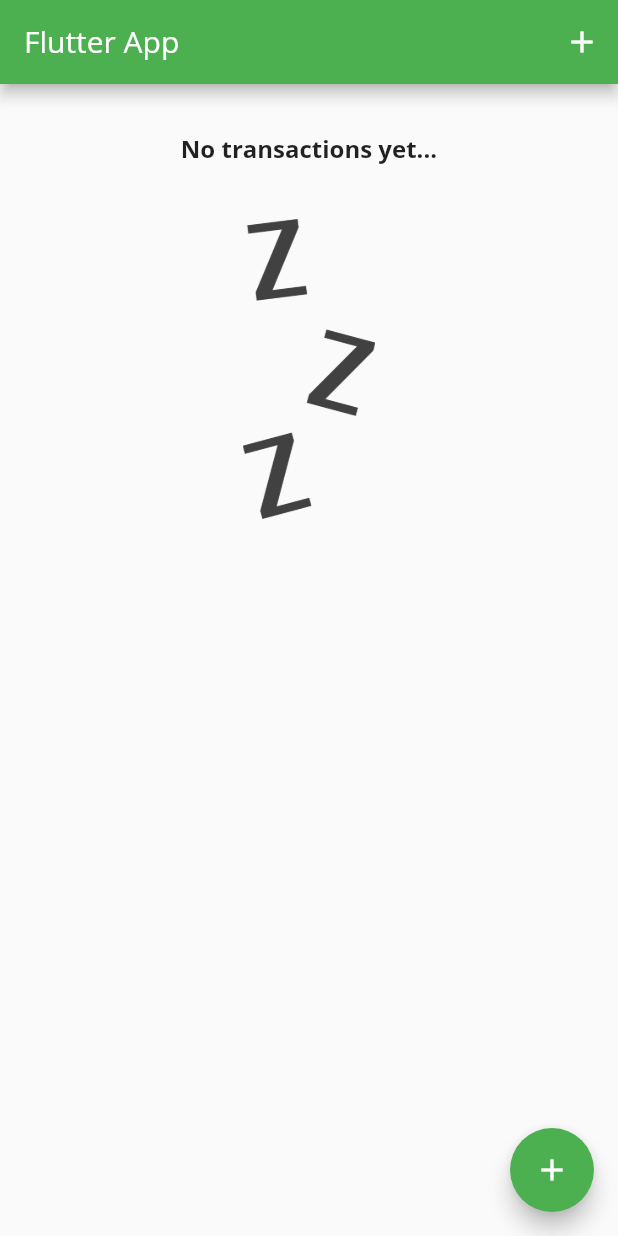
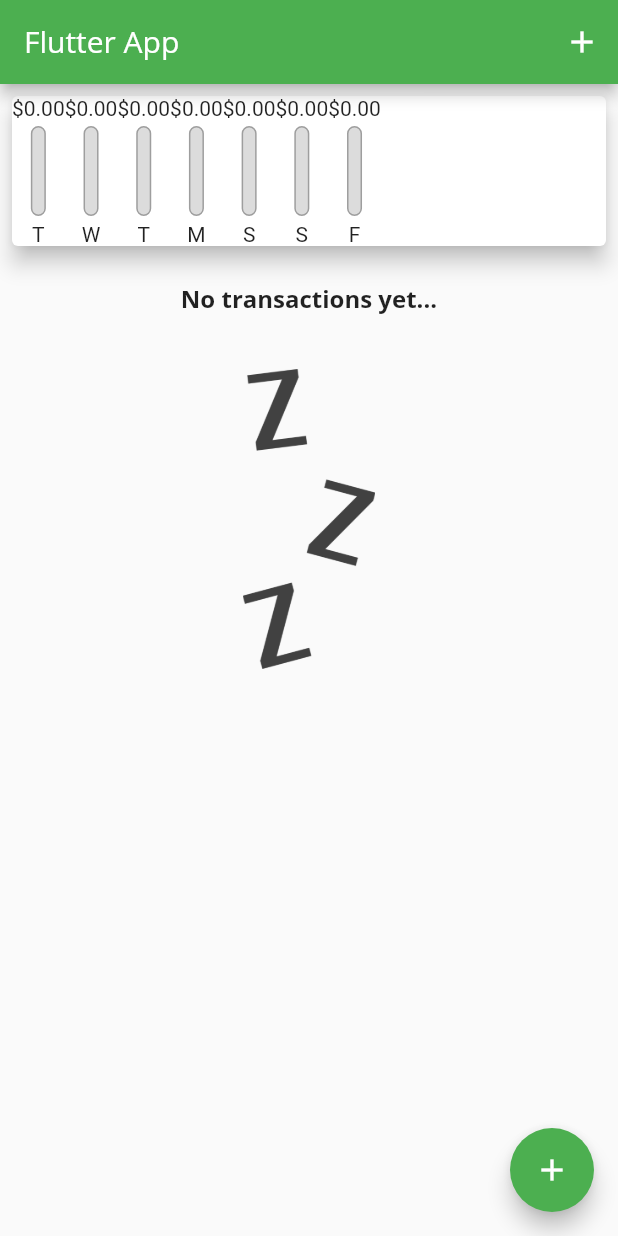
Before and after one commit to Matheus-IT/expenses_planner, a Flutter app: the screen it shows after launch, on a phone screen of 412 x 824 dp. Run offline on Flutter 3.47's test engine with Material 2 defaults, Android fonts, the phone set to English and light mode, and no system bars.

Commit message:
Base for chart with bars

```diff
--- a/lib/components/card.dart
+++ /dev/null
@@ -1,40 +0,0 @@
-import 'package:expenses_planner/models/transaction_model.dart';
-import 'package:flutter/material.dart';
-import 'package:intl/intl.dart';
-
-class CustomCard extends StatelessWidget {
-  final List<TransactionModel> recentTransactions;
-
-  List<Map<String, Object>> get groupedTransactionValues {
-    const daysOfWeek = 7;
-    return List.generate(daysOfWeek, (index) {
-      final weekDay = DateTime.now().subtract(Duration(days: index));
-      final dayShortVersion = DateFormat.E(weekDay);
-
-      double totalSum = 0.0;
-
-      for (int i = 0; i < recentTransactions.length; i++) {
-        if (recentTransactions[i].date.day == weekDay.day &&
-            recentTransactions[i].date.month == weekDay.month &&
-            recentTransactions[i].date.year == weekDay.year) {
-          totalSum += recentTransactions[i].amount;
-        }
-      }
-
-      return {'day': dayShortVersion, 'amount': totalSum};
-    });
-  }
-
-  const CustomCard({required this.recentTransactions, super.key});
-
-  @override
-  Widget build(BuildContext context) {
-    return Card(
-      elevation: 6,
-      margin: EdgeInsets.all(8),
-      child: Row(
-        children: [],
-      ),
-    );
-  }
-}
--- /dev/null
+++ b/lib/components/chart.dart
@@ -0,0 +1,63 @@
+import 'package:expenses_planner/components/chart_bar.dart';
+import 'package:expenses_planner/models/transaction_model.dart';
+import 'package:flutter/material.dart';
+import 'package:intl/intl.dart';
+
+class Chart extends StatelessWidget {
+  final List<TransactionModel> recentTransactions;
+
+  const Chart({required this.recentTransactions, super.key});
+
+  List<Map<String, Object>> get groupedTransactionValues {
+    const daysOfWeek = 7;
+    return List.generate(daysOfWeek, (index) {
+      final weekDay = DateTime.now().subtract(Duration(days: index));
+      final dayShortVersion = DateFormat.E().format(weekDay).substring(0, 1);
+
+      double totalSum = 0.0;
+
+      for (int i = 0; i < recentTransactions.length; i++) {
+        if (recentTransactions[i].date.day == weekDay.day &&
+            recentTransactions[i].date.month == weekDay.month &&
+            recentTransactions[i].date.year == weekDay.year) {
+          totalSum += recentTransactions[i].amount;
+        }
+      }
+
+      return {'day': dayShortVersion, 'amount': totalSum};
+    });
+  }
+
+  double get totalSpending {
+    return groupedTransactionValues.fold<double>(0.0, (accumulator, item) {
+      return accumulator + (item['amount'] as double);
+    });
+  }
+
+  double calcSpendingPercentageOfTotal(double amount) {
+    if (totalSpending == 0) {
+      return 0;
+    }
+    return amount / totalSpending;
+  }
+
+  @override
+  Widget build(BuildContext context) {
+    return Card(
+      elevation: 6,
+      margin: const EdgeInsets.all(8),
+      child: Row(
+        children: groupedTransactionValues
+            .map(
+              (transactionData) => ChartBar(
+                label: transactionData['day'] as String,
+                spendingAmount: transactionData['amount'] as double,
+                spendingPercentageOfTotal: calcSpendingPercentageOfTotal(
+                    transactionData['amount'] as double),
+              ),
+            )
+            .toList(),
+      ),
+    );
+  }
+}
--- /dev/null
+++ b/lib/components/chart_bar.dart
@@ -0,0 +1,52 @@
+import 'package:flutter/material.dart';
+
+class ChartBar extends StatelessWidget {
+  final String label;
+  final double spendingAmount;
+  final double spendingPercentageOfTotal;
+
+  const ChartBar({
+    required this.label,
+    required this.spendingAmount,
+    required this.spendingPercentageOfTotal,
+    super.key,
+  });
+
+  @override
+  Widget build(BuildContext context) {
+    return Column(
+      children: [
+        Text('\$${spendingAmount.toStringAsFixed(2)}'),
+        const SizedBox(
+          height: 4,
+        ),
+        SizedBox(
+          height: 60,
+          width: 10,
+          child: Stack(
+            children: [
+              Container(
+                decoration: BoxDecoration(
+                  border: Border.all(color: Colors.grey, width: 1),
+                  color: const Color.fromRGBO(220, 220, 220, 1),
+                  borderRadius: BorderRadius.circular(10),
+                ),
+              ),
+              FractionallySizedBox(
+                heightFactor: spendingPercentageOfTotal,
+                child: Container(
+                    decoration: BoxDecoration(
+                        color: Theme.of(context).primaryColor,
+                        borderRadius: BorderRadius.circular(8))),
+              )
+            ],
+          ),
+        ),
+        const SizedBox(
+          height: 4,
+        ),
+        Text(label)
+      ],
+    );
+  }
+}
--- a/lib/pages/home_page.dart
+++ b/lib/pages/home_page.dart
@@ -1,10 +1,9 @@
-import 'package:expenses_planner/components/card.dart';
+import 'package:expenses_planner/components/chart.dart';
 import 'package:flutter/material.dart';
 import 'package:uuid/uuid.dart';
 
 import '../components/add_transaction_area.dart';
 import '../components/transaction_item.dart';
-import '../dummy_data.dart';
 import '../models/transaction_model.dart';
 
 class HomePage extends StatefulWidget {
@@ -15,7 +14,7 @@ class HomePage extends StatefulWidget {
 }
 
 class _HomePageState extends State<HomePage> {
-  final List<TransactionModel> transactions = dummyData;
+  final List<TransactionModel> transactions = [];
 
   void handleAddTransaction(String title, String amount) {
     final newTransaction = TransactionModel(
@@ -34,6 +33,12 @@ class _HomePageState extends State<HomePage> {
         builder: (_) {
           return AddTransactionArea(onSubmit: handleAddTransaction);
         });
+  }
+
+  List<TransactionModel> get recentTransactions {
+    return transactions.where((t) {
+      return t.date.isAfter(DateTime.now().subtract(const Duration(days: 7)));
+    }).toList();
   }
 
   @override
@@ -55,10 +60,10 @@ class _HomePageState extends State<HomePage> {
       body: SingleChildScrollView(
         child: Column(
           children: [
-            CustomCard(recentTransactions: transactions),
+            Chart(recentTransactions: transactions),
             SizedBox(
               height: 350,
-              child: !transactions.isEmpty
+              child: transactions.isEmpty
                   ? Column(
                       children: [
                         Padding(
```
